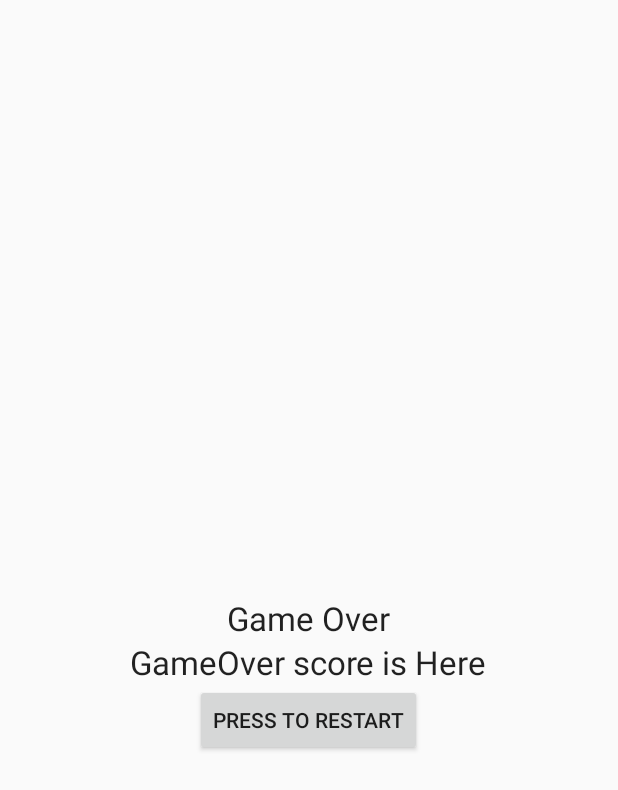
After one commit to RobinVerleun/ProjectTango, an Android app: the layout activity_game_over.xml on its own in the app's theme, with its tools: preview values and no code run, on a phone screen of 412 x 824 dp. The commit adds this screen. Shown: the top 790 px of the screen. Run offline under Robolectric (Android 15) with nearby library versions, the phone set to English and light mode, and no system bars.

Commit message:
added new branch. Added game unctionality need to test.

```diff
--- a/ObjectFollower/app/src/main/AndroidManifest.xml
+++ b/ObjectFollower/app/src/main/AndroidManifest.xml
@@ -1,7 +1,9 @@
 <?xml version="1.0" encoding="utf-8"?>
 <manifest xmlns:android="http://schemas.android.com/apk/res/android"
     package="com.example.salim.objectfollower">
+
     <uses-permission android:name="android.permission.CAMERA" />
+
     <application
         android:allowBackup="true"
         android:icon="@mipmap/ic_launcher"
@@ -15,6 +17,7 @@
                 <category android:name="android.intent.category.LAUNCHER" />
             </intent-filter>
         </activity>
+        <activity android:name=".GameOverActivity"></activity>
     </application>
 
 </manifest>
--- /dev/null
+++ b/ObjectFollower/app/src/main/res/layout/activity_game_over.xml
@@ -0,0 +1,39 @@
+<?xml version="1.0" encoding="utf-8"?>
+<RelativeLayout xmlns:android="http://schemas.android.com/apk/res/android"
+    xmlns:tools="http://schemas.android.com/tools"
+    android:layout_width="match_parent"
+    android:layout_height="match_parent"
+    android:paddingBottom="@dimen/activity_vertical_margin"
+    android:paddingLeft="@dimen/activity_horizontal_margin"
+    android:paddingRight="@dimen/activity_horizontal_margin"
+    android:paddingTop="@dimen/activity_vertical_margin"
+    tools:context="com.example.salim.objectfollower.GameOverActivity">
+
+    <TextView
+        android:layout_width="wrap_content"
+        android:layout_height="wrap_content"
+        android:textAppearance="?android:attr/textAppearanceLarge"
+        android:text="@string/game_over_text"
+        android:id="@+id/gameOverView"
+        android:layout_centerVertical="true"
+        android:layout_centerHorizontal="true" />
+
+    <Button
+        android:layout_width="wrap_content"
+        android:layout_height="wrap_content"
+        android:text="@string/restart_button"
+        android:id="@+id/restartButton"
+        android:onClick="restartGame"
+        android:layout_below="@+id/endScoreView"
+        android:layout_centerHorizontal="true" />
+
+    <TextView
+        android:layout_width="wrap_content"
+        android:layout_height="wrap_content"
+        android:textAppearance="?android:attr/textAppearanceLarge"
+        android:text="@string/end_score_box"
+        android:id="@+id/endScoreView"
+        android:layout_centerHorizontal="true"
+        android:layout_below="@+id/gameOverView" />
+
+</RelativeLayout>
--- a/ObjectFollower/app/src/main/res/values/strings.xml
+++ b/ObjectFollower/app/src/main/res/values/strings.xml
@@ -4,4 +4,8 @@
     <string name="exception_out_of_date">"Tango service outdated!"</string>
     <string name="failed_measurement">Failed to fit plane</string>
     <string name="failed_permissions">Permissions required!</string>
+    <string name="score_box">Score is Here</string>
+    <string name="game_over_text">Game Over</string>
+    <string name="restart_button">Press to Restart</string>
+    <string name="end_score_box">GameOver score is Here</string>
 </resources>
```
Also changed, not shown: ObjectFollower/app/src/main/java/com/example/salim/objectfollower/GameOverActivity.java (added, +26 -0 lines), ObjectFollower/app/src/main/java/com/example/salim/objectfollower/ObjectFollowerActivity.java (+23 -1 lines), ObjectFollower/app/src/main/java/com/example/salim/objectfollower/ObjectFollowerRenderer.java (+12 -0 lines), ObjectFollower/app/src/main/res/layout/activity_object_follower.xml (+8 -0 lines), 52 other files.
